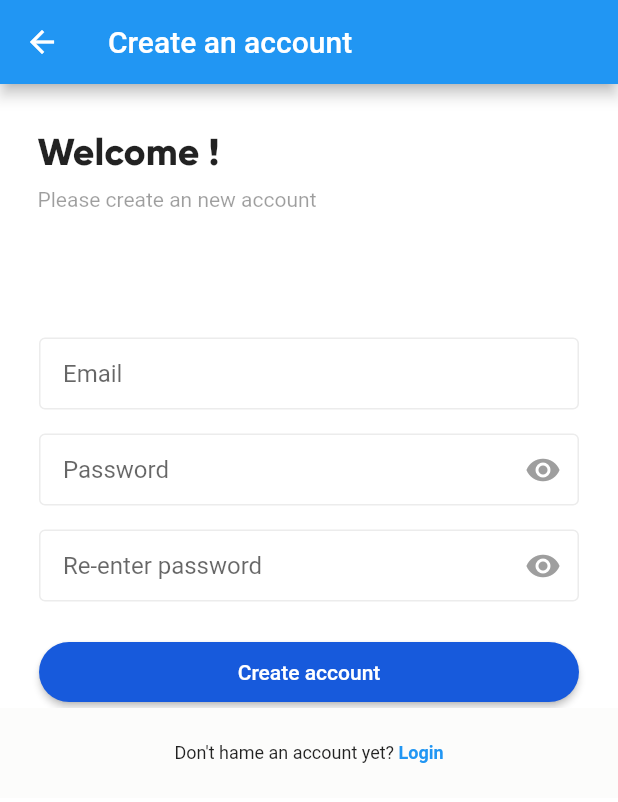
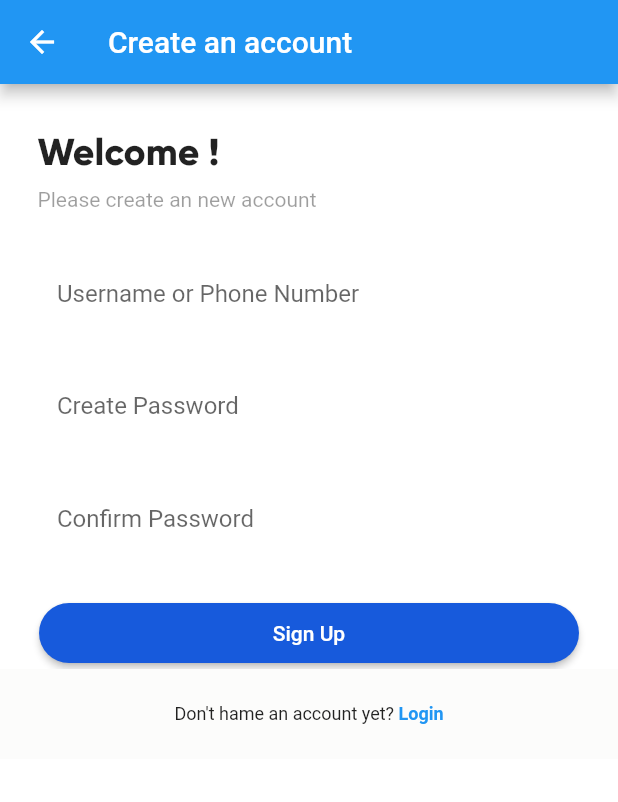
Before and after one commit to Omarwork048/test, a Flutter app: the SignUp screen opened directly, on a phone screen of 412 x 824 dp. Shown: the top 802 px of the screen. Run offline on Flutter 3.47's test engine with Material 2 defaults, Android fonts, the phone set to English and light mode, and no system bars.

Commit message:
Update signup_screen.dart

```diff
--- a/lib/screens/signup_screen.dart
+++ b/lib/screens/signup_screen.dart
@@ -8,7 +8,7 @@ class SignUp extends StatefulWidget {
   _SignUpState createState() => _SignUpState();
 }
 
-class _SignUpState extends State<SignUp> with RegisterAuth {
+class _SignUpState extends State<SignUp> {
   @override
   Widget build(BuildContext context) {
     return Scaffold(
@@ -44,7 +44,7 @@ class _SignUpState extends State<SignUp> with RegisterAuth {
                   ),
                 ),
                 Form(
-                  key: formKey,
+                  // key: formKey,
                   child: Column(
                     crossAxisAlignment: CrossAxisAlignment.start,
                     children: <Widget>[
@@ -54,38 +54,22 @@ class _SignUpState extends State<SignUp> with RegisterAuth {
                           crossAxisAlignment: CrossAxisAlignment.start,
                           children: <Widget>[
                             const SizedBox(height: 25.0),
-                            CustomTextField(),
-                            TextFormField(
-                              decoration: buildInputDecoration("Email"),
-                              validator: InputValidator.email,
+                            CustomTextField(
+                              hintText: "Username or Phone Number",
                             ),
                             const SizedBox(height: 8.0),
                             Padding(
-                              padding:
-                                  const EdgeInsets.symmetric(vertical: 8.0),
-                              child: TextFormField(
-                                obscureText: visiblePassword,
-                                decoration:
-                                    buildInputDecoration("Password", true),
-                                validator: InputValidator.password,
-                                onChanged: (t) {
-                                  InputValidator.passwordText = t;
-                                },
-                              ),
-                            ),
+                                padding:
+                                    const EdgeInsets.symmetric(vertical: 8.0),
+                                child: CustomTextField(
+                                  hintText: "Create Password",
+                                )),
                             Padding(
-                              padding:
-                                  const EdgeInsets.symmetric(vertical: 8.0),
-                              child: TextFormField(
-                                obscureText: visiblePassword,
-                                onChanged: (t) {
-                                  InputValidator.confirmPasswordText = t;
-                                },
-                                decoration: buildInputDecoration(
-                                    "Re-enter password", true),
-                                validator: InputValidator.password,
-                              ),
-                            ),
+                                padding:
+                                    const EdgeInsets.symmetric(vertical: 8.0),
+                                child: CustomTextField(
+                                  hintText: "Confirm Password",
+                                )),
                           ],
                         ),
                       ),
@@ -98,18 +82,9 @@ class _SignUpState extends State<SignUp> with RegisterAuth {
                           height: 40.0,
                           minWidth: MediaQuery.of(context).size.width,
                           color: KmainColor,
-                          onPressed: () {
-                            register();
-                          },
-                          child: isLoading
-                              ? const SizedBox(
-                                  width: 20.0,
-                                  height: 20.0,
-                                  child: CircularProgressIndicator(
-                                    strokeWidth: 2.0,
-                                  ))
-                              : const Text("Create account",
-                                  style: TextStyle(color: Colors.white)),
+                          onPressed: () {},
+                          child: Text("Sign Up",
+                              style: TextStyle(color: Colors.white)),
                         ),
                       ),
                       Container(
@@ -142,84 +117,84 @@ class _SignUpState extends State<SignUp> with RegisterAuth {
     );
   }
 
-  InputDecoration buildInputDecoration(hintText, [eyeVisible = false]) {
-    var outlineInputBorder = OutlineInputBorder(
-      borderSide: BorderSide(color: Colors.grey.withOpacity(0.2)),
-    );
+  // InputDecoration buildInputDecoration(hintText, [eyeVisible = false]) {
+  //   var outlineInputBorder = OutlineInputBorder(
+  //     borderSide: BorderSide(color: Colors.grey.withOpacity(0.2)),
+  //   );
 
-    return InputDecoration(
-      suffixIcon: eyeVisible
-          ? IconButton(
-              icon: Icon(
-                Icons.remove_red_eye,
-                color: !visiblePassword ? Colors.grey : Colors.red,
-              ),
-              onPressed: () {
-                setState(() {
-                  visiblePassword = !visiblePassword;
-                });
-              },
-            )
-          : const SizedBox.shrink(),
-      hintText: hintText,
-      contentPadding: const EdgeInsets.symmetric(horizontal: 16.0),
-      border: outlineInputBorder,
-      enabledBorder: outlineInputBorder,
-      focusedBorder: outlineInputBorder,
-    );
-  }
+  //   return InputDecoration(
+  //     suffixIcon: eyeVisible
+  //          IconButton(
+  //             icon: Icon(
+  //               Icons.remove_red_eye,
+  //               color: !visiblePassword ? Colors.grey : Colors.red,
+  //             ),
+  //             onPressed: () {
+  //               setState(() {
+  //                 visiblePassword = !visiblePassword;
+  //               });
+  //             },
+  //           )
+  //         : const SizedBox.shrink(),
+  //     hintText: hintText,
+  //     contentPadding: const EdgeInsets.symmetric(horizontal: 16.0),
+  //     border: outlineInputBorder,
+  //     enabledBorder: outlineInputBorder,
+  //     focusedBorder: outlineInputBorder,
+  //   );
+  // }
 
-  @override
-  Future register() async {
-    if (formKey.currentState!.validate()) {
-      formKey.currentState!.save();
-      setState(() {
-        isLoading = true;
-      });
-      if (rememberMe) {
-        debugPrint("saved");
-      }
-      await Future.delayed(const Duration(seconds: 1));
-      setState(() {
-        isLoading = false;
-      });
-    }
-    return null;
-  }
+  // @override
+  // Future register() async {
+  //   if (formKey.currentState!.validate()) {
+  //     formKey.currentState!.save();
+  //     setState(() {
+  //       isLoading = true;
+  //     });
+  //     if (rememberMe) {
+  //       debugPrint("saved");
+  //     }
+  //     await Future.delayed(const Duration(seconds: 1));
+  //     setState(() {
+  //       isLoading = false;
+  //     });
+  //   }
+  //   return null;
+  // }
 }
 
-abstract mixin class RegisterAuth {
-  GlobalKey<FormState> formKey = GlobalKey();
-  bool rememberMe = false;
-  bool visiblePassword = false;
-  bool isLoading = false;
-  Future register();
-}
+// abstract mixin class RegisterAuth {
+//   GlobalKey<FormState> formKey = GlobalKey();
+//   bool rememberMe = false;
+//   bool visiblePassword = false;
+//   bool isLoading = false;
+//   Future register();
+// }
 
-class InputValidator {
-  static String? confirmPasswordText;
-  static String? passwordText;
-  static String? emailText;
-  static String? name;
+// class InputValidator {
+//   static String? confirmPasswordText;
+//   static String? passwordText;
+//   static String? emailText;
+//   static String? name;
 
-  // static emptyCheck(String msg) {
-  //   return (t) {
-  //     if (t.isEmpty || t == null) return msg;
-  //     return null;
-  //   };
-  // }
+//   // static emptyCheck(String msg) {
+//   //   return (t) {
+//   //     if (t.isEmpty || t == null) return msg;
+//   //     return null;
+//   //   };
+//   // }
 
-  static String? email(String? t) {
-    if (t!.isEmpty) return "Email can't be empty";
-    return null;
-  }
+//   static String? email(String? t) {
+//     if (t!.isEmpty) return "Email can't be empty";
+//     return null;
+//   }
 
-  static String? password(String? t) {
-    if (t!.isEmpty) return "Password can't be empty";
-    if (confirmPasswordText != passwordText) return "Password not matched";
-    return null;
-  }
-}
+//   static String? password(String? t) {
+//     if (t!.isEmpty) return "Password can't be empty";
+//     if (confirmPasswordText != passwordText) return "Password not matched";
+//     return null;
+//   }
+// }
 
 // Padding(
 //   padding: const EdgeInsets.only(right: 26.0),
```
